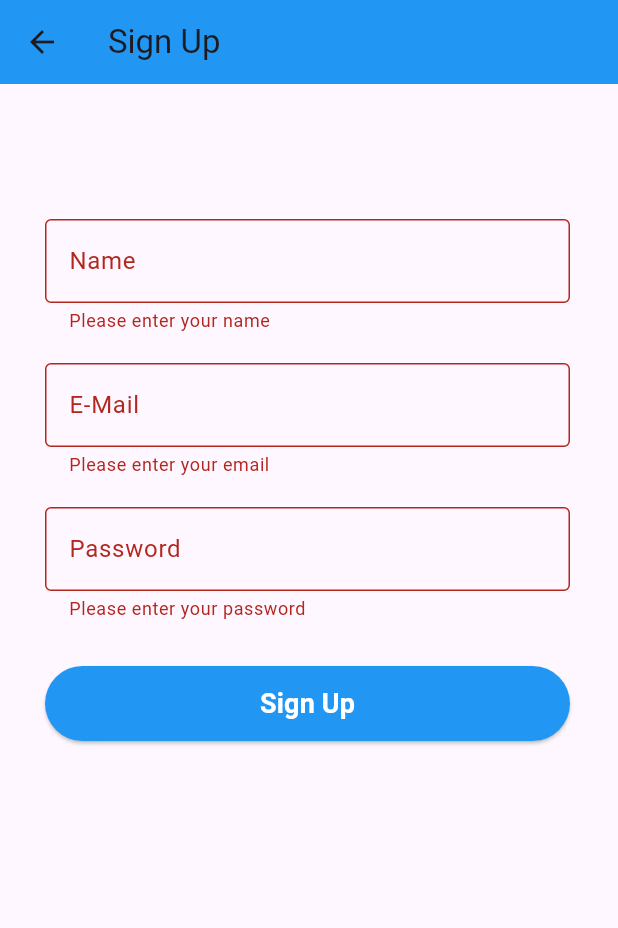
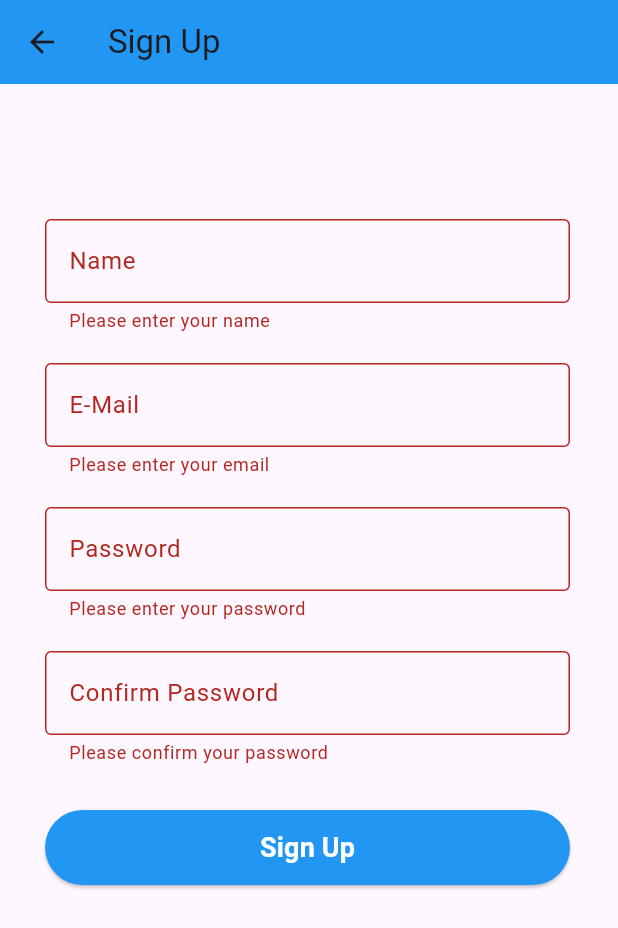
Before and after one commit to Mansi-raval-03/Twitter_Clone_App, a Flutter app: the SignupScreen screen opened directly, after a tap on "Sign Up", on a phone screen of 412 x 824 dp. Shown: the top 928 px of the screen. Run offline on Flutter 3.47's test engine with Material 3 defaults, Android fonts, the phone set to English and light mode, and no system bars; our stand-ins replace cloud_firestore, firebase_auth, firebase_core, firebase_storage, get, image_picker; accounts and stored records are empty; network calls fail.

Commit message:
feat: Update navigation to MainNavigationScreen and add confirm password validation in signup

```diff
--- a/lib/Pages/login_screen.dart
+++ b/lib/Pages/login_screen.dart
@@ -1,7 +1,7 @@
 import 'package:flutter/material.dart';
 import 'package:get/get.dart';
-import 'package:twitter_clone_app/Pages/home_screen.dart';
 import 'package:twitter_clone_app/Pages/signup_screen.dart';
+import 'package:twitter_clone_app/Widgets/main_navigation.dart';
 
 class LoginScreen extends StatefulWidget {
   const LoginScreen({super.key});
@@ -99,7 +99,7 @@ class _LoginScreenState extends State<LoginScreen> {
                       ),
                       onPressed: () {
                         if (_formKey.currentState!.validate()) {
-                          Get.to(() => HomeScreen());
+                          Get.to(() => MainNavigationScreen(user: null, tweets: [], replies: []));
                         }
                       },
                       child: const Text(
--- a/lib/Pages/signup_screen.dart
+++ b/lib/Pages/signup_screen.dart
@@ -1,8 +1,8 @@
 import 'package:flutter/material.dart';
 import 'package:get/get.dart';
-import 'package:twitter_clone_app/Pages/home_screen.dart';
 import 'package:twitter_clone_app/Pages/login_screen.dart';
 import 'package:twitter_clone_app/services/authServices.dart';
+import 'package:twitter_clone_app/Widgets/main_navigation.dart';
 
 class SignupScreen extends StatefulWidget {
   const SignupScreen({super.key});
@@ -17,7 +17,7 @@ class _SignupScreenState extends State<SignupScreen> {
   String _name = '';
   String _email = '';
   String _password = '';
-
+  String _confirmPassword = '';
   String? nameValidator(String? value) {
     if (value == null || value.trim().isEmpty) {
       return 'Please enter your name';
@@ -42,6 +42,15 @@ class _SignupScreenState extends State<SignupScreen> {
     }
     if (value.length < 6) {
       return 'Password must be at least 6 characters long';
+    }
+    return null;
+  }
+  String? confirmPasswordValidator(String? value) {
+    if (value == null || value.isEmpty) {
+      return 'Please confirm your password';
+    }
+    if (value != _password) {
+      return 'Passwords do not match';
     }
     return null;
   }
@@ -104,7 +113,20 @@ class _SignupScreenState extends State<SignupScreen> {
                     onChanged: (value) => _password = value,
                   ),
                 ),
+   const SizedBox(height: 20),
 
+                SizedBox(
+                  width: 350,
+                  child: TextFormField(
+                    obscureText: true,
+                    decoration: const InputDecoration(
+                      labelText: 'Confirm Password',
+                      border: OutlineInputBorder(),
+                    ),
+                    validator: confirmPasswordValidator,
+                    onChanged: (value) => _confirmPassword = value,
+                  ),
+                ),
                 const SizedBox(height: 30),
 
                 SizedBox(
@@ -126,7 +148,7 @@ class _SignupScreenState extends State<SignupScreen> {
                         );
 
                         if (isValid && context.mounted) {
-                          Get.offAll(() =>  HomeScreen());
+                          Get.to(() => MainNavigationScreen(user: null, tweets: [], replies: []));
                         } else {
                           Get.offAll(() => const LoginScreen());
                         }
```
